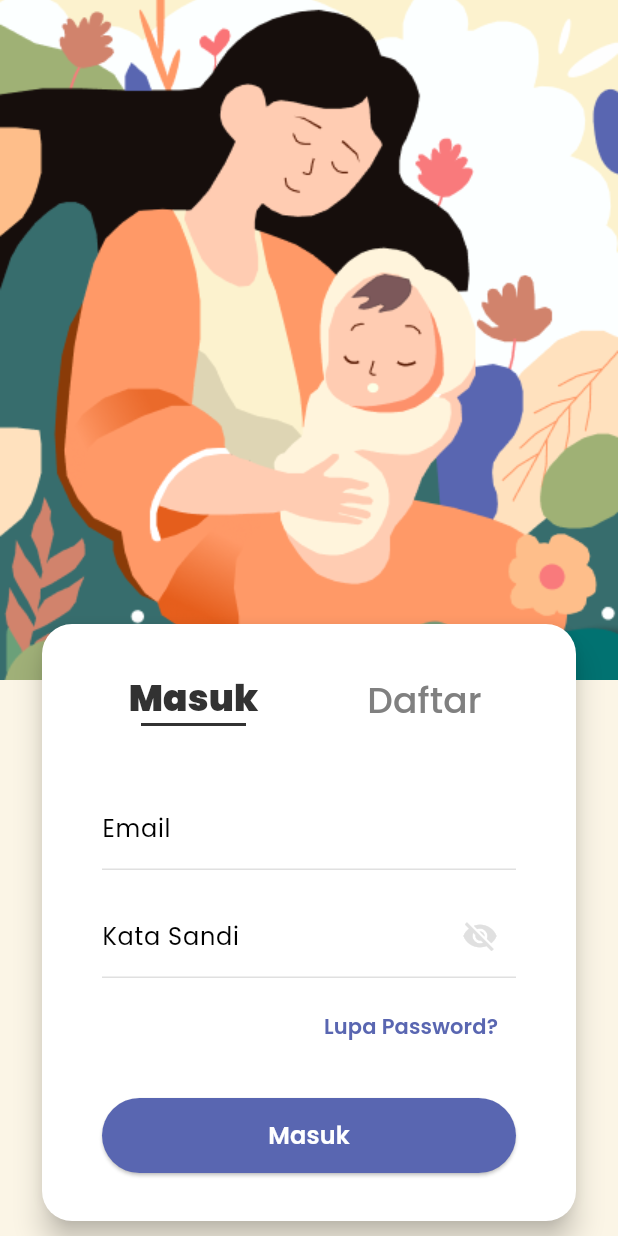
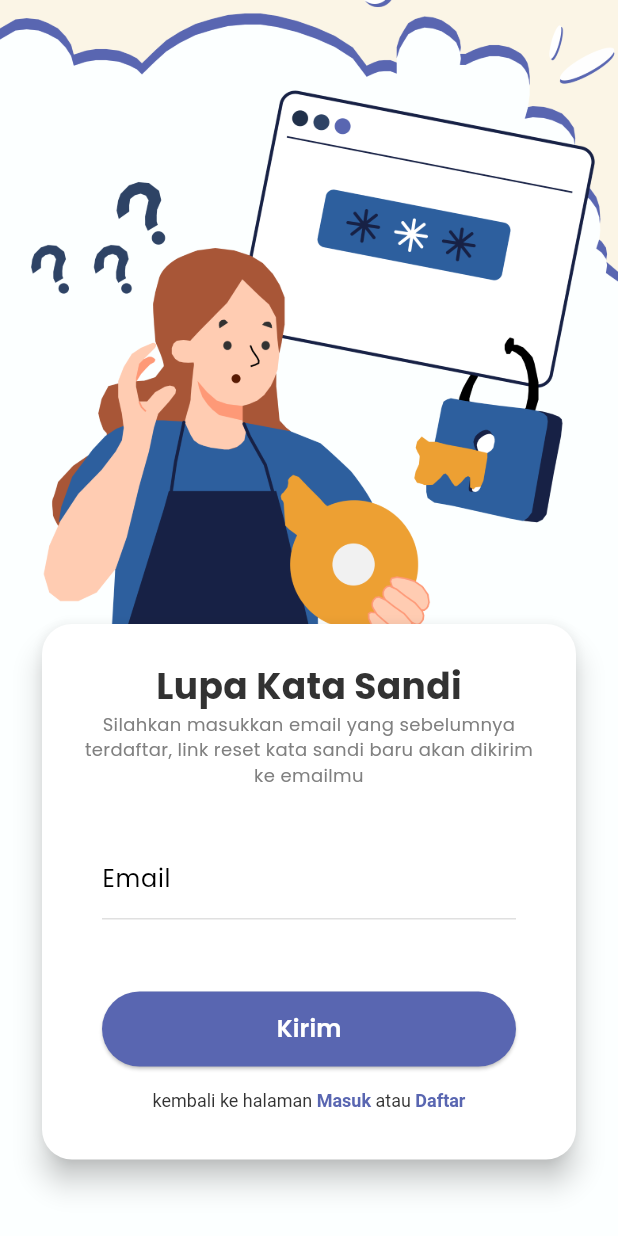
Before and after one commit to rian1504/NutriMPASI-Mobile, a Flutter app: the screen it shows after launch, after a tap on "Lewati", after a tap on "Lupa Password?", on a phone screen of 412 x 824 dp. Run offline on Flutter 3.47's test engine with Material 3 defaults, Android fonts, the phone set to English and light mode, and no system bars; our stand-ins replace curved_navigation_bar, material_symbols_icons; network calls fail.

Commit message:
feat(forget password): Add Forget Password Screen with email validation and navigation options

```diff
--- /dev/null
+++ b/lib/screens/auth/forget_password_screen.dart
@@ -0,0 +1,249 @@
+import 'package:flutter/material.dart';
+import 'package:flutter/gestures.dart';
+import 'package:nutrimpasi/main.dart';
+import 'package:nutrimpasi/screens/auth/login_screen.dart';
+import 'package:nutrimpasi/screens/auth/register_screen.dart';
+import 'package:nutrimpasi/constants/colors.dart';
+
+class ForgetPasswordScreen extends StatefulWidget {
+  const ForgetPasswordScreen({super.key});
+
+  @override
+  State<ForgetPasswordScreen> createState() => _ForgetPasswordScreenState();
+}
+
+class _ForgetPasswordScreenState extends State<ForgetPasswordScreen> {
+  // Controller untuk form
+  final _formKey = GlobalKey<FormState>();
+  final _emailController = TextEditingController();
+
+  @override
+  void dispose() {
+    _emailController.dispose();
+    super.dispose();
+  }
+
+  @override
+  Widget build(BuildContext context) {
+    final size = MediaQuery.of(context).size;
+    return Scaffold(
+      resizeToAvoidBottomInset: true,
+      backgroundColor: AppColors.offWhite,
+      body: SingleChildScrollView(
+        child: SizedBox(
+          height: size.height,
+          child: Stack(
+            children: [
+              // Gambar latar belakang
+              Positioned(
+                top: 0,
+                left: 0,
+                right: 0,
+                height: size.height * 1,
+                child: Image.asset(
+                  'assets/images/background/lupa_kata_sandi.png',
+                  fit: BoxFit.cover,
+                ),
+              ),
+              // Panel utama
+              Positioned(
+                top: size.height * 0.5,
+                left: 24,
+                right: 24,
+                child: Card(
+                  elevation: 8,
+                  shape: RoundedRectangleBorder(
+                    borderRadius: BorderRadius.circular(20),
+                  ),
+                  child: Padding(
+                    padding: EdgeInsets.only(
+                      left: 24.0,
+                      right: 24.0,
+                      top: 24.0,
+                      bottom:
+                          MediaQuery.of(context).viewInsets.bottom > 0
+                              ? 24.0 +
+                                  MediaQuery.of(context).viewInsets.bottom * 0.5
+                              : 24.0,
+                    ),
+                    child: Column(
+                      mainAxisSize: MainAxisSize.min,
+                      children: [
+                        // Tab navigasi
+                        const Text(
+                          'Lupa Kata Sandi',
+                          style: TextStyle(
+                            fontFamily: 'Poppins',
+                            fontSize: 24,
+                            fontWeight: FontWeight.bold,
+                            color: AppColors.textBlack,
+                          ),
+                        ),
+                        const Text(
+                          'Silahkan masukkan email yang sebelumnya terdaftar, link reset kata sandi baru akan dikirim ke emailmu',
+                          style: TextStyle(
+                            fontFamily: 'Poppins',
+                            fontSize: 12,
+                            color: AppColors.textGrey,
+                          ),
+                          textAlign: TextAlign.center,
+                        ),
+                        const SizedBox(height: 24),
+                        // Formulir login
+                        Form(
+                          key: _formKey,
+                          child: Padding(
+                            padding: const EdgeInsets.symmetric(
+                              vertical: 8.0,
+                              horizontal: 16,
+                            ),
+                            child: Column(
+                              children: [
+                                TextFormField(
+                                  controller: _emailController,
+                                  textInputAction: TextInputAction.next,
+                                  keyboardType: TextInputType.emailAddress,
+                                  decoration: InputDecoration(
+                                    labelText: 'Email',
+                                    border: UnderlineInputBorder(
+                                      borderSide: BorderSide(
+                                        color: AppColors.componentGrey!,
+                                        width: 1.0,
+                                      ),
+                                    ),
+                                    enabledBorder: UnderlineInputBorder(
+                                      borderSide: BorderSide(
+                                        color: AppColors.componentGrey!,
+                                        width: 1.0,
+                                      ),
+                                    ),
+                                    focusedBorder: const UnderlineInputBorder(
+                                      borderSide: BorderSide(
+                                        color: AppColors.primary,
+                                        width: 2.0,
+                                      ),
+                                    ),
+                                  ),
+
+                                  validator: (value) {
+                                    if (value == null || value.isEmpty) {
+                                      return 'Email tidak boleh kosong!';
+                                    }
+                                    return null;
+                                  },
+                                ),
+
+                                const SizedBox(height: 48),
+
+                                // Tombol masuk
+                                SizedBox(
+                                  width: double.infinity,
+                                  height: 50,
+                                  child: ElevatedButton(
+                                    onPressed: () {
+                                      // Validasi dan navigasi
+                                      if (_formKey.currentState!.validate()) {
+                                        Navigator.pushReplacement(
+                                          context,
+                                          MaterialPageRoute(
+                                            builder:
+                                                (context) => const MainPage(),
+                                          ),
+                                        );
+                                      }
+                                    },
+                                    style: ElevatedButton.styleFrom(
+                                      backgroundColor: AppColors.secondary,
+                                      shape: RoundedRectangleBorder(
+                                        borderRadius: BorderRadius.circular(30),
+                                      ),
+                                    ),
+                                    child: const Text(
+                                      'Kirim',
+                                      style: TextStyle(
+                                        fontFamily: 'Poppins',
+                                        fontSize: 16,
+                                        fontWeight: FontWeight.w600,
+                                        color: Colors.white,
+                                      ),
+                                    ),
+                                  ),
+                                ),
+
+                                const SizedBox(height: 16),
+
+                                // Link kembali ke halaman masuk atau daftar
+                                RichText(
+                                  text: TextSpan(
+                                    text: 'kembali ke halaman ',
+                                    style: TextStyle(
+                                      color: AppColors.textBlack,
+                                      fontSize: 12,
+                                    ),
+                                    children: [
+                                      TextSpan(
+                                        text: 'Masuk',
+                                        style: TextStyle(
+                                          color: AppColors.secondary,
+                                          fontWeight: FontWeight.bold,
+                                          fontSize: 12,
+                                        ),
+                                        recognizer:
+                                            TapGestureRecognizer()
+                                              ..onTap = () {
+                                                Navigator.pushReplacement(
+                                                  context,
+                                                  MaterialPageRoute(
+                                                    builder:
+                                                        (context) =>
+                                                            const LoginScreen(),
+                                                  ),
+                                                );
+                                              },
+                                      ),
+                                      TextSpan(
+                                        text: ' atau ',
+                                        style: TextStyle(
+                                          color: AppColors.textBlack,
+                                          fontSize: 12,
+                                        ),
+                                      ),
+                                      TextSpan(
+                                        text: 'Daftar',
+                                        style: TextStyle(
+                                          color: AppColors.secondary,
+                                          fontWeight: FontWeight.bold,
+                                          fontSize: 12,
+                                        ),
+                                        recognizer:
+                                            TapGestureRecognizer()
+                                              ..onTap = () {
+                                                Navigator.pushReplacement(
+                                                  context,
+                                                  MaterialPageRoute(
+                                                    builder:
+                                                        (context) =>
+                                                            const RegisterScreen(),
+                                                  ),
+                                                );
+                                              },
+                                      ),
+                                    ],
+                                  ),
+                                ),
+                              ],
+                            ),
+                          ),
+                        ),
+                      ],
+                    ),
+                  ),
+                ),
+              ),
+            ],
+          ),
+        ),
+      ),
+    );
+  }
+}
--- a/lib/screens/auth/login_screen.dart
+++ b/lib/screens/auth/login_screen.dart
@@ -1,5 +1,6 @@
 import 'package:flutter/material.dart';
 import 'package:nutrimpasi/main.dart';
+import 'package:nutrimpasi/screens/auth/forget_password_screen.dart';
 import 'package:nutrimpasi/screens/auth/register_screen.dart';
 import 'package:nutrimpasi/constants/colors.dart';
 
@@ -41,7 +42,10 @@ class _LoginScreenState extends State<LoginScreen> {
                 left: 0,
                 right: 0,
                 height: size.height * 0.55,
-                child: Image.asset('assets/images/background/auth.png', fit: BoxFit.cover),
+                child: Image.asset(
+                  'assets/images/background/auth.png',
+                  fit: BoxFit.cover,
+                ),
               ),
               // Panel utama
               Positioned(
@@ -216,7 +220,16 @@ class _LoginScreenState extends State<LoginScreen> {
                                 Align(
                                   alignment: Alignment.centerRight,
                                   child: TextButton(
-                                    onPressed: () {},
+                                    onPressed: () {
+                                      Navigator.push(
+                                        context,
+                                        MaterialPageRoute(
+                                          builder:
+                                              (context) =>
+                                                  const ForgetPasswordScreen(),
+                                        ),
+                                      );
+                                    },
                                     child: const Text(
                                       'Lupa Password?',
                                       style: TextStyle(
--- a/lib/screens/food/cooking_guide_screen.dart
+++ b/lib/screens/food/cooking_guide_screen.dart
@@ -107,7 +107,7 @@ class _CookingGuideScreenState extends State<CookingGuideScreen> {
                           style: const TextStyle(
                             fontSize: 24,
                             fontWeight: FontWeight.bold,
-                            color: AppColors.textGrey,
+                            color: AppColors.textBlack,
                           ),
                         ),
                       ),
--- a/lib/screens/home_screen.dart
+++ b/lib/screens/home_screen.dart
@@ -271,7 +271,11 @@ class _HomeScreenState extends State<HomeScreen> {
                                                 Row(
                                                   children: [
                                                     Icon(
-                                                      Symbols.male_rounded,
+                                                      babies[index].gender ==
+                                                              'Laki-Laki'
+                                                          ? Symbols.male_rounded
+                                                          : Symbols
+                                                              .female_rounded,
                                                       size: 16,
                                                       color: AppColors.textGrey,
                                                     ),
@@ -312,8 +316,7 @@ class _HomeScreenState extends State<HomeScreen> {
                                                 Row(
                                                   children: [
                                                     Icon(
-                                                      Symbols
-                                                          .water_drop_rounded,
+                                                      Symbols.no_meals,
                                                       size: 16,
                                                       color: AppColors.textGrey,
                                                     ),
```
Also changed, not shown: assets/images/background/lupa_kata_sandi.png (added).
